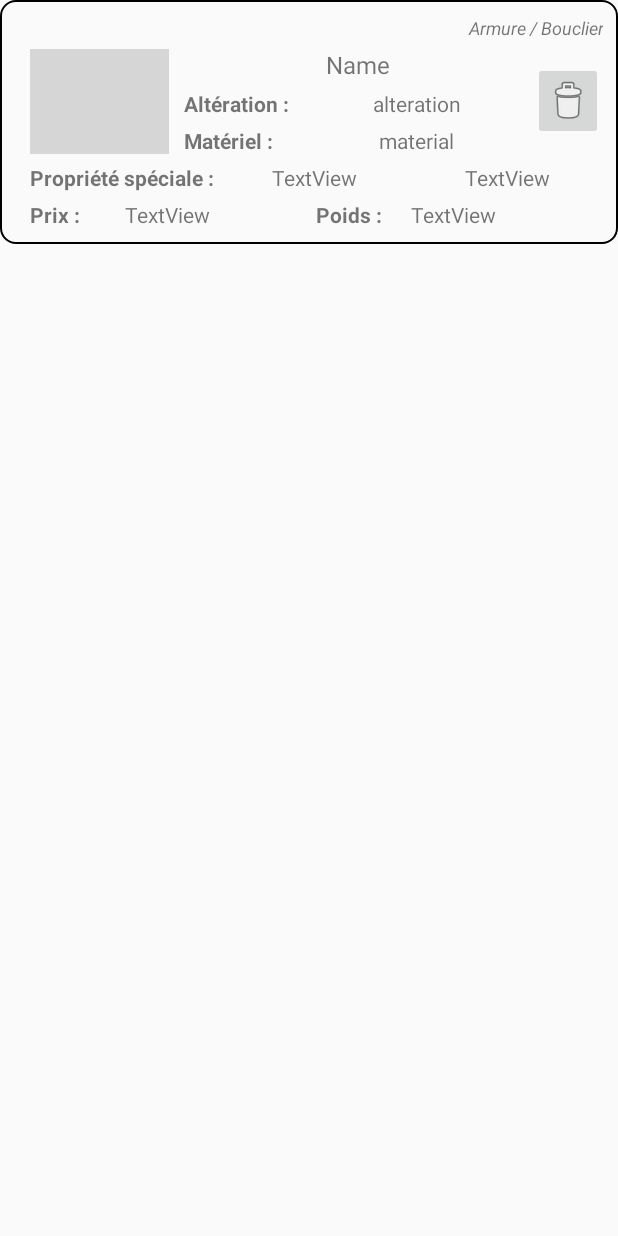
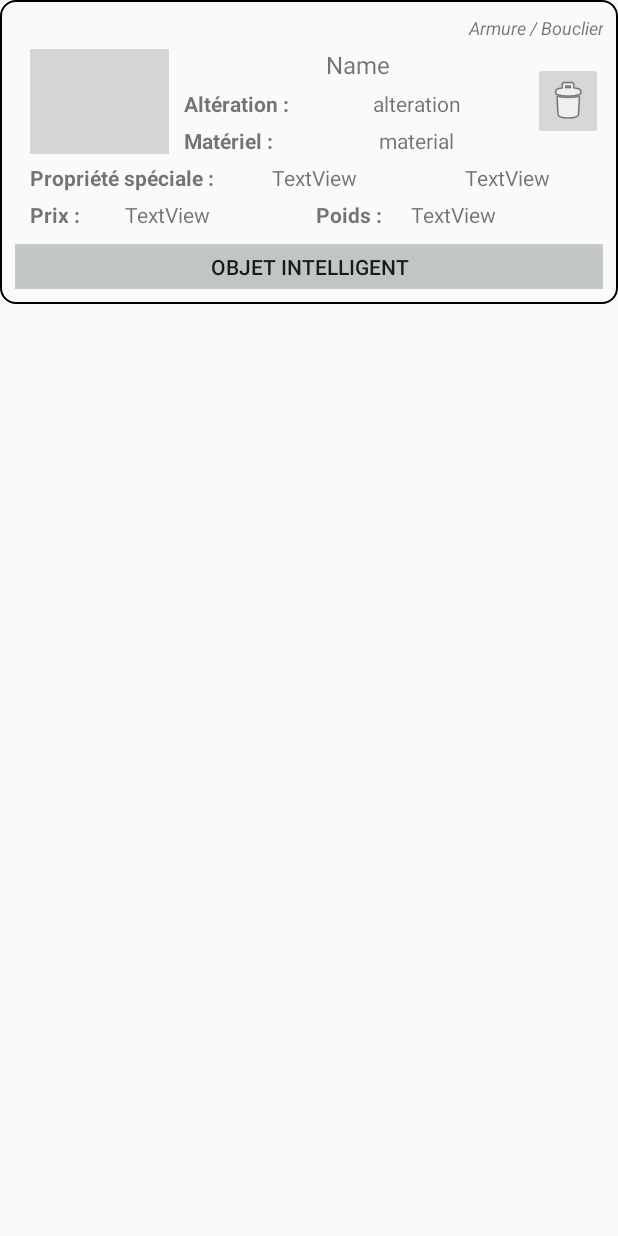
Before and after one commit to Y-YDev/PathfinderGenerator, an Android app: the layout armorlayout.xml on its own in the app's theme, with its tools: preview values and no code run, on a phone screen of 412 x 824 dp. Run offline under Robolectric (Android 15) with nearby library versions, the phone set to English and light mode, and no system bars; grey boxes are pictures that could not be loaded.

Commit message:
Add smart item for weapon and armor

```diff
--- a/App/app/src/main/res/layout/armorlayout.xml
+++ b/App/app/src/main/res/layout/armorlayout.xml
@@ -198,4 +198,21 @@
             android:textSize="14sp" />
     </LinearLayout>
 
+    <LinearLayout
+        android:layout_width="match_parent"
+        android:layout_height="match_parent"
+        android:id="@+id/armor_smartitem_layout"
+        android:layout_marginTop="10dp"
+        android:orientation="horizontal">
+
+        <Button
+            android:id="@+id/armor_smartitem"
+            android:layout_width="wrap_content"
+            android:layout_height="30dp"
+            android:layout_weight="1"
+            android:background="#9FB5BBBB"
+            android:text="Objet intelligent"
+            android:textAlignment="center" />
+    </LinearLayout>
+
 </LinearLayout>
--- a/App/app/src/main/res/layout/ringlayout.xml
+++ b/App/app/src/main/res/layout/ringlayout.xml
@@ -117,14 +117,15 @@
         android:layout_width="match_parent"
         android:layout_height="match_parent"
         android:id="@+id/ring_smartitem_layout"
+        android:layout_marginTop="10dp"
         android:orientation="horizontal">
 
         <Button
             android:id="@+id/ring_smartitem"
             android:layout_width="wrap_content"
-            android:layout_height="23dp"
+            android:layout_height="30dp"
             android:layout_weight="1"
-            android:background="#00FFFFFF"
+            android:background="#9FB5BBBB"
             android:text="Objet intelligent"
             android:textAlignment="center" />
     </LinearLayout>
--- a/App/app/src/main/res/layout/scepterlayout.xml
+++ b/App/app/src/main/res/layout/scepterlayout.xml
@@ -144,14 +144,15 @@
         android:layout_width="match_parent"
         android:layout_height="match_parent"
         android:id="@+id/scepter_smartitem_layout"
+        android:layout_marginTop="5dp"
         android:orientation="horizontal">
 
         <Button
             android:id="@+id/scepter_smartitem"
             android:layout_width="wrap_content"
-            android:layout_height="23dp"
+            android:layout_height="30dp"
             android:layout_weight="1"
-            android:background="#00DACFCF"
+            android:background="#9FB5BBBB"
             android:text="Objet intelligent"
             android:textAlignment="center" />
     </LinearLayout>
--- a/App/app/src/main/res/layout/wonderfullitemlayout.xml
+++ b/App/app/src/main/res/layout/wonderfullitemlayout.xml
@@ -146,14 +146,15 @@
         android:layout_width="match_parent"
         android:layout_height="match_parent"
         android:id="@+id/wond_smartitem_layout"
+        android:layout_marginTop="10dp"
         android:orientation="horizontal">
 
         <Button
             android:id="@+id/wond_smartitem"
             android:layout_width="wrap_content"
-            android:layout_height="23dp"
+            android:layout_height="30dp"
             android:layout_weight="1"
-            android:background="#00DACFCF"
+            android:background="#9FB5BBBB"
             android:text="Objet intelligent"
             android:textAlignment="center" />
     </LinearLayout>
```
Also changed, not shown: App/app/src/main/java/com/wolveswithsword/pathfindergeneratorapp/View/RecyclerView_adapter_holder/item/ArmorViewHolder.java (+23 -0 lines), App/app/src/main/java/com/wolveswithsword/pathfindergeneratorapp/View/RecyclerView_adapter_holder/item/WeaponViewHolder.java (+22 -0 lines), App/app/src/main/res/layout/weaponlayout.xml (+17 -0 lines), 5 other files.
